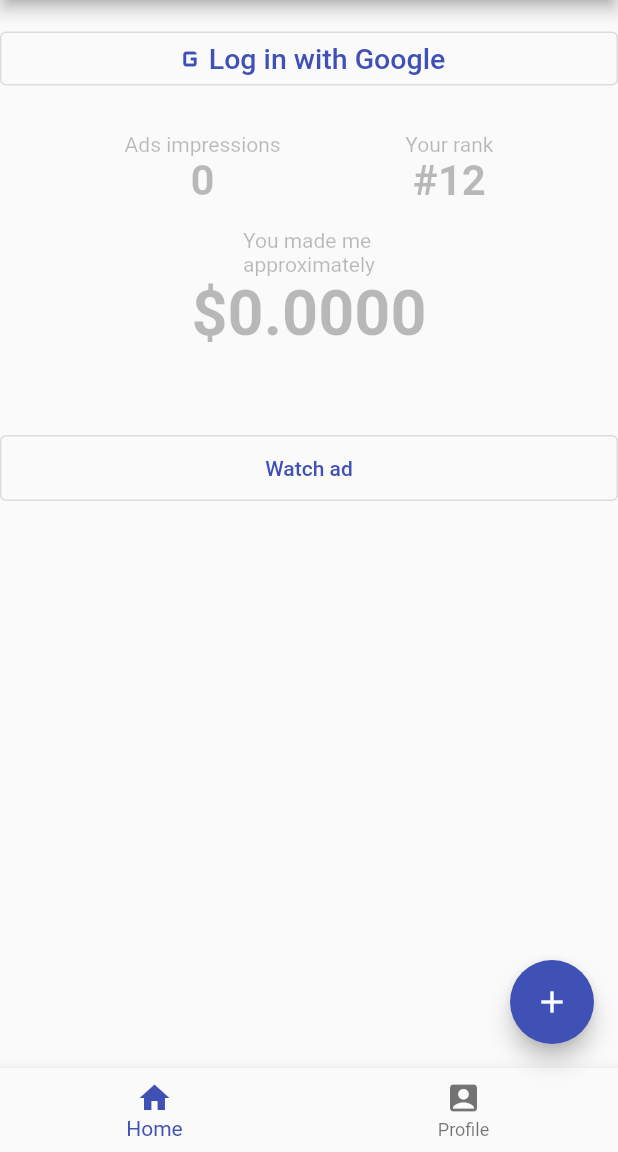
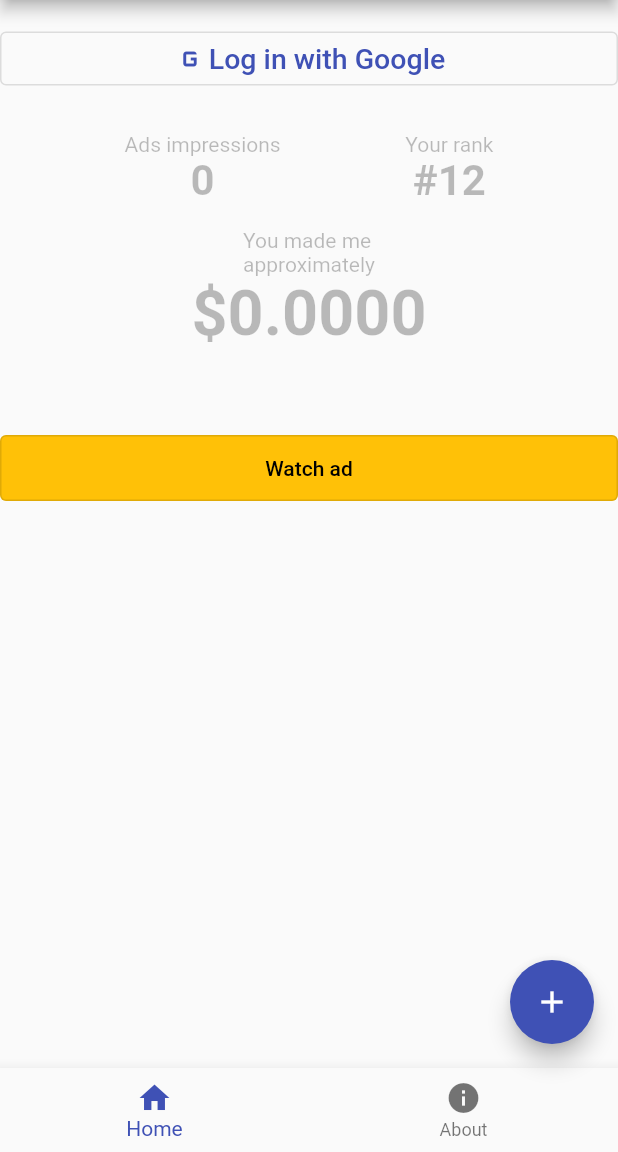
Before and after one commit to shlimee/make-me-rich, a Flutter app: the screen it shows after launch, on a phone screen of 412 x 824 dp, the part 84-1236 px from its top. Run offline on Flutter 3.47's test engine with Material 2 defaults, Android fonts, the phone set to English and light mode, and no system bars; our stand-ins replace cloud_firestore, firebase_auth, firebase_core, flutter_bloc, google_mobile_ads, google_sign_in; accounts and stored records are empty; network calls fail.

Commit message:
separated screens, added about screen

```diff
--- a/lib/ad_helper.dart
+++ b/lib/ad_helper.dart
@@ -18,12 +18,11 @@ class AdHelper {
     }
   }
 
-  static String get interstitialAdUnitId {
+  static String get appStartAd {
     if (Platform.isAndroid) {
       return "ca-app-pub-3940256099942544/1033173712";
     } else if (Platform.isIOS) {
-      return "ca-app-pub-3940256099942544/4411468910";
-      //return "ca-app-pub-3940256099942544/4411468910";
+      return "ca-app-pub-8937919014515378/2188395395";
     } else {
       throw new UnsupportedError("Unsupported platform");
     }
--- a/lib/app_bloc.dart
+++ b/lib/app_bloc.dart
@@ -25,6 +25,10 @@ class AppBloc extends Bloc<AppEvent, MyAppState> {
       : super(PendingAppState(
             isLoading: false, tapeEventWatched: 1 - 1, adWatchedCount: 1 - 1)) {
     on<LoginEvent>((event, emit) async {
+      emit(PendingAppState(
+          isLoading: true,
+          adWatchedCount: state.adWatchedCount,
+          tapeEventWatched: state.tapeEventWatched));
       final userCredentials = await signInWithGoogle();
       if (userCredentials != null) {
         add(LoginSuccessfulEvent(credential: userCredentials));
--- /dev/null
+++ b/lib/dashboard.dart
@@ -0,0 +1,121 @@
+import 'package:flutter/material.dart';
+import 'package:flutter_bloc/flutter_bloc.dart';
+import 'package:google_mobile_ads/google_mobile_ads.dart';
+import 'package:make_me_rich/states.dart';
+import 'package:make_me_rich/styles.dart';
+
+import 'ad_helper.dart';
+import 'events.dart';
+
+class Dashboard extends StatelessWidget {
+  const Dashboard({
+    Key? key,
+    required Bloc bloc,
+    required MyAppState appState,
+  })  : _bloc = bloc,
+        _appState = appState,
+        super(key: key);
+
+  final Bloc _bloc;
+  final MyAppState _appState;
+
+  @override
+  Widget build(BuildContext context) {
+    return Column(
+      children: [
+        const SizedBox(
+          height: 15,
+        ),
+        if (_appState.user == null && !_appState.isLoading)
+          OutlinedButton(
+              onPressed: () {
+                _bloc.add(LoginEvent());
+              },
+              child: Row(
+                mainAxisAlignment: MainAxisAlignment.center,
+                children: const [
+                  Icon(Icons.g_mobiledata),
+                  Text(
+                    'Log in with Google',
+                    style: TextStyle(fontSize: 19),
+                  ),
+                ],
+              )),
+        if (_appState.user == null && _appState.isLoading)
+          const CircularProgressIndicator(),
+        if (_appState.user != null)
+          Text(
+            "Welcome ${_appState.user?.displayName?.split(' ')[1]}!",
+            style: Styles.h4,
+          ),
+        const SizedBox(
+          height: 25,
+        ),
+        Opacity(
+          opacity: _appState.user != null ? 1 : 0.3,
+          child: Column(
+            children: [
+              Row(
+                mainAxisAlignment: MainAxisAlignment.spaceEvenly,
+                children: [
+                  Column(children: [
+                    const Center(child: Text('Ads impressions')),
+                    Text(
+                      _appState.adWatchedCount.toString(),
+                      style: Styles.h2,
+                    )
+                  ]),
+                  Column(children: const [
+                    Center(child: Text('Your rank')),
+                    Text(
+                      '#12',
+                      style: Styles.h2,
+                    ),
+                  ]),
+                ],
+              ),
+              const SizedBox(
+                height: 15,
+              ),
+              Row(
+                mainAxisAlignment: MainAxisAlignment.center,
+                children: [
+                  Column(children: [
+                    const Center(child: Text('You made me\napproximately')),
+                    Text(
+                      '\$${AdHelper.convertAdImpressionToRevenue(_appState.adWatchedCount)}',
+                      style: Styles.h1,
+                    ),
+                  ]),
+                ],
+              ),
+            ],
+          ),
+        ),
+        const SizedBox(height: 55),
+        OutlinedButton(
+          onPressed: () {
+            _bloc.add(AdWatchingEvent());
+          },
+          style: OutlinedButton.styleFrom(
+            minimumSize: Size.fromHeight(44),
+            backgroundColor: Colors.amber,
+          ),
+          child: const Text('Watch ad', style: TextStyle(color: Colors.black)),
+        ),
+        if (_appState.user != null)
+          OutlinedButton(
+            onPressed: () {
+              _bloc.add(SignOutEvent());
+            },
+            style: OutlinedButton.styleFrom(
+                minimumSize: const Size.fromHeight(44)),
+            child: const Text('Sign out'),
+          ),
+        const SizedBox(
+          height: 15,
+        ),
+      ],
+    );
+  }
+}
--- a/lib/home_page.dart
+++ /dev/null
@@ -1,182 +0,0 @@
-import 'package:flutter/material.dart';
-import 'package:flutter_bloc/flutter_bloc.dart';
-import 'package:google_mobile_ads/google_mobile_ads.dart';
-import 'package:make_me_rich/app_bloc.dart';
-import 'package:make_me_rich/states.dart';
-import 'package:make_me_rich/styles.dart';
-
-import 'ad_helper.dart';
-import 'events.dart';
-
-class HomePage extends StatefulWidget {
-  const HomePage({Key? key}) : super(key: key);
-
-  @override
-  State<HomePage> createState() => _HomePageState();
-}
-
-class _HomePageState extends State<HomePage> {
-  late Bloc _bloc;
-
-  BannerAd? _bannerAd;
-
-  int _currentPageIndex = 0;
-
-  @override
-  void initState() {
-    super.initState();
-    _bloc = BlocProvider.of<AppBloc>(context);
-    BannerAd(
-      adUnitId: AdHelper.bannerAdUnitId,
-      request: AdRequest(),
-      size: AdSize.banner,
-      listener: BannerAdListener(
-        onAdLoaded: (ad) {
-          setState(() {
-            _bannerAd = ad as BannerAd;
-            if (_bannerAd != null) _bloc.add(AdCreatedEvent());
-          });
-        },
-        onPaidEvent: (a, b, c, d) {
-          _bloc.add(AdWatchedEvent());
-        },
-        onAdImpression: (ad) {
-          _bloc.add(AdWatchedEvent());
-        },
-        onAdFailedToLoad: (ad, err) {
-          print('Failed to load a banner ad: ${err.message}');
-          ad.dispose();
-        },
-      ),
-    ).load();
-  }
-
-  @override
-  Widget build(BuildContext context) {
-    return Scaffold(
-      appBar: AppBar(title: const Text('Make me Rich!')),
-      floatingActionButton:
-          FloatingActionButton(onPressed: () {}, child: const Icon(Icons.add)),
-      body: BlocConsumer<AppBloc, MyAppState>(
-          listener: (context, appState) {},
-          builder: (context, appState) {
-            return Center(
-              child: Column(
-                children: [
-                  const SizedBox(
-                    height: 15,
-                  ),
-                  if (appState.user == null)
-                    OutlinedButton(
-                        onPressed: () {
-                          _bloc.add(LoginEvent());
-                        },
-                        child: Row(
-                          mainAxisAlignment: MainAxisAlignment.center,
-                          children: const [
-                            Icon(Icons.g_mobiledata),
-                            Text(
-                              'Log in with Google',
-                              style: TextStyle(fontSize: 19),
-                            ),
-                          ],
-                        )),
-                  if (appState.user != null)
-                    Text(
-                      "Welcome ${appState.user?.displayName?.split(' ')[1]}!",
-                      style: Styles.h4,
-                    ),
-                  const SizedBox(
-                    height: 25,
-                  ),
-                  Opacity(
-                    opacity: appState.user != null ? 1 : 0.3,
-                    child: Column(
-                      children: [
-                        Row(
-                          mainAxisAlignment: MainAxisAlignment.spaceEvenly,
-                          children: [
-                            Column(children: [
-                              Center(child: Text('Ads impressions')),
-                              Text(
-                                appState.adWatchedCount.toString(),
-                                style: Styles.h2,
-                              )
-                            ]),
-                            Column(children: const [
-                              Center(child: Text('Your rank')),
-                              Text(
-                                '#12',
-                                style: Styles.h2,
-                              ),
-                            ]),
-                          ],
-                        ),
-                        const SizedBox(
-                          height: 15,
-                        ),
-                        Row(
-                          mainAxisAlignment: MainAxisAlignment.center,
-                          children: [
-                            Column(children: [
-                              Center(child: Text('You made me\napproximately')),
-                              Text(
-                                '\$${AdHelper.convertAdImpressionToRevenue(appState.adWatchedCount)}',
-                                style: Styles.h1,
-                              ),
-                            ]),
-                          ],
-                        ),
-                      ],
-                    ),
-                  ),
-                  const SizedBox(height: 55),
-                  OutlinedButton(
-                    onPressed: () {
-                      _bloc.add(AdWatchingEvent());
-                    },
-                    child: Text('Watch ad'),
-                    style: OutlinedButton.styleFrom(
-                        minimumSize: Size.fromHeight(44)),
-                  ),
-                  if (appState.user != null)
-                    OutlinedButton(
-                      onPressed: () {
-                        _bloc.add(SignOutEvent());
-                      },
-                      child: const Text('Sign out'),
-                      style: OutlinedButton.styleFrom(
-                          minimumSize: const Size.fromHeight(44)),
-                    ),
-                  const SizedBox(
-                    height: 15,
-                  ),
-                  if (_bannerAd != null)
-                    Align(
-                      alignment: Alignment.topCenter,
-                      child: Container(
-                        width: _bannerAd!.size.width.toDouble(),
-                        height: _bannerAd!.size.height.toDouble(),
-                        child: AdWidget(ad: _bannerAd!),
-                      ),
-                    ),
-                ],
-              ),
-            );
-          }),
-      bottomNavigationBar: BottomNavigationBar(
-        items: const [
-          BottomNavigationBarItem(icon: Icon(Icons.home), label: 'Home'),
-          BottomNavigationBarItem(
-              icon: Icon(Icons.account_box_rounded), label: 'Profile'),
-        ],
-        onTap: (ind) {
-          setState(() {
-            _currentPageIndex = ind;
-          });
-        },
-        currentIndex: _currentPageIndex,
-      ),
-    );
-  }
-}
--- /dev/null
+++ b/lib/home_screen.dart
@@ -0,0 +1,29 @@
+import 'package:flutter/material.dart';
+import 'package:make_me_rich/styles.dart';
+
+class HomeScreen extends StatelessWidget {
+  const HomeScreen({Key? key}) : super(key: key);
+
+  @override
+  Widget build(BuildContext context) {
+    return Container(
+      padding: const EdgeInsets.symmetric(horizontal: 15, vertical: 15),
+      child: Column(
+        children: const [
+          Icon(
+            Icons.ssid_chart_sharp,
+            size: 192,
+            color: Colors.green,
+            shadows: [
+              Shadow(blurRadius: 1, color: Colors.black, offset: Offset(2, 3))
+            ],
+          ),
+          Text(
+              'Please watch some ads and spend a couple minutes using this application so I can become a '
+              'millionaire much quicker. Thank you ;)\n\nTo track your progress please log in at the Home screen.',
+              style: Styles.p),
+        ],
+      ),
+    );
+  }
+}
--- a/lib/main.dart
+++ b/lib/main.dart
@@ -3,7 +3,7 @@ import 'package:flutter_bloc/flutter_bloc.dart';
 import 'package:google_mobile_ads/google_mobile_ads.dart';
 import 'package:make_me_rich/app_bloc.dart';
 import 'package:make_me_rich/events.dart';
-import 'package:make_me_rich/home_page.dart';
+import 'package:make_me_rich/root_page.dart';
 import 'package:firebase_core/firebase_core.dart';
 import 'firebase_options.dart';
 import 'package:firebase_auth/firebase_auth.dart';
@@ -48,7 +48,7 @@ class MyApp extends StatelessWidget {
         theme: ThemeData(
           primarySwatch: Colors.indigo,
         ),
-        home: const HomePage(),
+        home: const RootPage(),
       ),
     );
   }
--- /dev/null
+++ b/lib/root_page.dart
@@ -0,0 +1,105 @@
+import 'package:flutter/material.dart';
+import 'package:flutter_bloc/flutter_bloc.dart';
+import 'package:google_mobile_ads/google_mobile_ads.dart';
+import 'package:make_me_rich/app_bloc.dart';
+import 'package:make_me_rich/home_screen.dart';
+import 'package:make_me_rich/states.dart';
+import 'package:make_me_rich/styles.dart';
+
+import 'ad_helper.dart';
+import 'dashboard.dart';
+import 'events.dart';
+
+class RootPage extends StatefulWidget {
+  const RootPage({Key? key}) : super(key: key);
+
+  @override
+  State<RootPage> createState() => _RootPageState();
+}
+
+class _RootPageState extends State<RootPage> {
+  late Bloc _bloc;
+
+  BannerAd? _bannerAd;
+
+  int _currentPageIndex = 0;
+
+  @override
+  void initState() {
+    super.initState();
+    _bloc = BlocProvider.of<AppBloc>(context);
+    BannerAd(
+      adUnitId: AdHelper.bannerAdUnitId,
+      request: const AdRequest(),
+      size: AdSize.banner,
+      listener: BannerAdListener(
+        onAdLoaded: (ad) {
+          setState(() {
+            _bannerAd = ad as BannerAd;
+            if (_bannerAd != null) _bloc.add(AdCreatedEvent());
+          });
+        },
+        onPaidEvent: (a, b, c, d) {
+          _bloc.add(AdWatchedEvent());
+        },
+        onAdImpression: (ad) {
+          _bloc.add(AdWatchedEvent());
+        },
+        onAdFailedToLoad: (ad, err) {
+          print('Failed to load a banner ad: ${err.message}');
+          ad.dispose();
+        },
+      ),
+    ).load();
+  }
+
+  @override
+  Widget build(BuildContext context) {
+    return Scaffold(
+      appBar: AppBar(title: const Text('Make me Rich!')),
+      floatingActionButton:
+          FloatingActionButton(onPressed: () {}, child: const Icon(Icons.add)),
+      body: BlocConsumer<AppBloc, MyAppState>(
+          listener: (context, appState) {},
+          builder: (context, appState) {
+            return Center(
+              child: Column(
+                children: [
+                  getScreen(
+                      index: _currentPageIndex, bloc: _bloc, state: appState),
+                  if (_bannerAd != null)
+                    Align(
+                      alignment: Alignment.topCenter,
+                      child: SizedBox(
+                        width: _bannerAd!.size.width.toDouble(),
+                        height: _bannerAd!.size.height.toDouble(),
+                        child: AdWidget(ad: _bannerAd!),
+                      ),
+                    ),
+                ],
+              ),
+            );
+          }),
+      bottomNavigationBar: BottomNavigationBar(
+        items: const [
+          BottomNavigationBarItem(icon: Icon(Icons.home), label: 'Home'),
+          BottomNavigationBarItem(icon: Icon(Icons.info), label: 'About'),
+        ],
+        onTap: (ind) {
+          setState(() {
+            _currentPageIndex = ind;
+          });
+        },
+        currentIndex: _currentPageIndex,
+      ),
+    );
+  }
+
+  Widget getScreen({index: int, bloc: Bloc, state: MyAppState}) {
+    List<Widget> widgets = [
+      Dashboard(bloc: bloc, appState: state),
+      HomeScreen(),
+    ];
+    return widgets[index];
+  }
+}
--- a/lib/states.dart
+++ b/lib/states.dart
@@ -9,8 +9,8 @@ class MyAppState {
   late User? user;
   MyAppState({
     required this.isLoading,
-    this.adWatchedCount = 1 - 1,
-    this.tapeEventWatched = 1 - 1,
+    this.adWatchedCount = 0,
+    this.tapeEventWatched = 0,
     this.user,
   });
 }
--- a/lib/styles.dart
+++ b/lib/styles.dart
@@ -9,4 +9,7 @@ class Styles {
       TextStyle(fontSize: 21, fontWeight: FontWeight.w700);
   static const TextStyle h4 =
       TextStyle(fontSize: 17, fontWeight: FontWeight.w600);
+
+  static const TextStyle p =
+      TextStyle(fontSize: 15, fontWeight: FontWeight.w300);
 }
```
Also changed, not shown: lib/firebase_options.dart.
